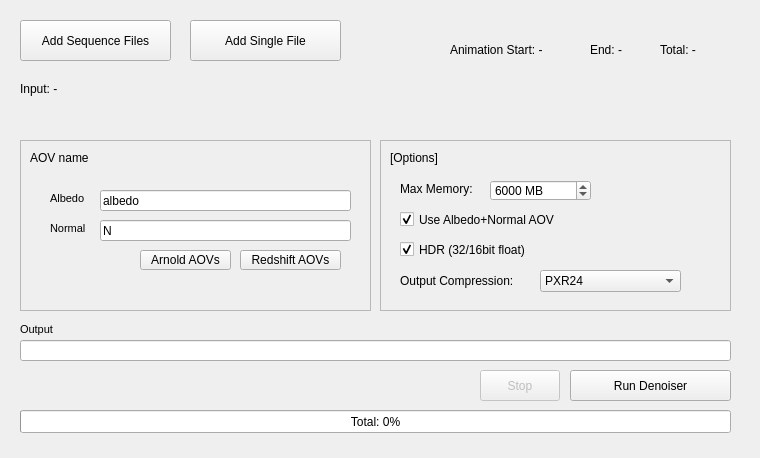
chr-9/OIDN-GUI-Qt, file mainwindow.ui: the form before one commit.
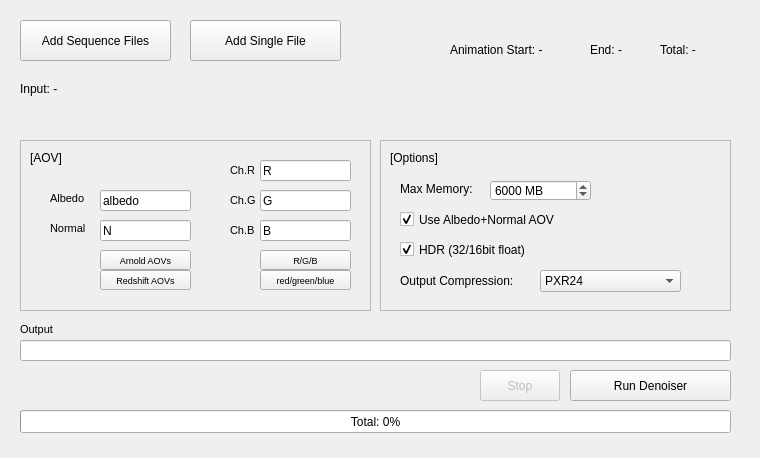
The form after the commit.

```diff
--- a/mainwindow.ui
+++ b/mainwindow.ui
@@ -225,12 +225,17 @@
     <widget class="QPushButton" name="pushButton_setArnoldAOV">
      <property name="geometry">
       <rect>
-       <x>120</x>
+       <x>80</x>
        <y>110</y>
        <width>91</width>
        <height>20</height>
       </rect>
      </property>
+     <property name="font">
+      <font>
+       <pointsize>7</pointsize>
+      </font>
+     </property>
      <property name="text">
       <string>Arnold AOVs</string>
      </property>
@@ -238,12 +243,17 @@
     <widget class="QPushButton" name="pushButton_setRedshiftAOV">
      <property name="geometry">
       <rect>
-       <x>220</x>
-       <y>110</y>
-       <width>101</width>
+       <x>80</x>
+       <y>130</y>
+       <width>91</width>
        <height>20</height>
       </rect>
      </property>
+     <property name="font">
+      <font>
+       <pointsize>7</pointsize>
+      </font>
+     </property>
      <property name="text">
       <string>Redshift AOVs</string>
      </property>
@@ -253,12 +263,12 @@
       <rect>
        <x>10</x>
        <y>10</y>
-       <width>231</width>
+       <width>71</width>
        <height>16</height>
       </rect>
      </property>
      <property name="text">
-      <string>AOV name</string>
+      <string>[AOV]</string>
      </property>
     </widget>
     <widget class="QLabel" name="label_9">
@@ -302,7 +312,7 @@
       <rect>
        <x>80</x>
        <y>80</y>
-       <width>251</width>
+       <width>91</width>
        <height>21</height>
       </rect>
      </property>
@@ -318,7 +328,7 @@
       <rect>
        <x>80</x>
        <y>50</y>
-       <width>251</width>
+       <width>91</width>
        <height>21</height>
       </rect>
      </property>
@@ -329,6 +339,144 @@
       <string>albedo</string>
      </property>
     </widget>
+    <widget class="QLineEdit" name="lineEdit_channameR">
+     <property name="geometry">
+      <rect>
+       <x>240</x>
+       <y>20</y>
+       <width>91</width>
+       <height>21</height>
+      </rect>
+     </property>
+     <property name="toolTip">
+      <string/>
+     </property>
+     <property name="text">
+      <string>R</string>
+     </property>
+    </widget>
+    <widget class="QLabel" name="label_11">
+     <property name="geometry">
+      <rect>
+       <x>210</x>
+       <y>20</y>
+       <width>31</width>
+       <height>21</height>
+      </rect>
+     </property>
+     <property name="font">
+      <font>
+       <pointsize>8</pointsize>
+      </font>
+     </property>
+     <property name="text">
+      <string>Ch.R</string>
+     </property>
+    </widget>
+    <widget class="QLineEdit" name="lineEdit_channameG">
+     <property name="geometry">
+      <rect>
+       <x>240</x>
+       <y>50</y>
+       <width>91</width>
+       <height>21</height>
+      </rect>
+     </property>
+     <property name="toolTip">
+      <string/>
+     </property>
+     <property name="text">
+      <string>G</string>
+     </property>
+    </widget>
+    <widget class="QLabel" name="label_12">
+     <property name="geometry">
+      <rect>
+       <x>210</x>
+       <y>50</y>
+       <width>31</width>
+       <height>21</height>
+      </rect>
+     </property>
+     <property name="font">
+      <font>
+       <pointsize>8</pointsize>
+      </font>
+     </property>
+     <property name="text">
+      <string>Ch.G</string>
+     </property>
+    </widget>
+    <widget class="QLabel" name="label_13">
+     <property name="geometry">
+      <rect>
+       <x>210</x>
+       <y>80</y>
+       <width>31</width>
+       <height>21</height>
+      </rect>
+     </property>
+     <property name="font">
+      <font>
+       <pointsize>8</pointsize>
+      </font>
+     </property>
+     <property name="text">
+      <string>Ch.B</string>
+     </property>
+    </widget>
+    <widget class="QLineEdit" name="lineEdit_channameB">
+     <property name="geometry">
+      <rect>
+       <x>240</x>
+       <y>80</y>
+       <width>91</width>
+       <height>21</height>
+      </rect>
+     </property>
+     <property name="toolTip">
+      <string/>
+     </property>
+     <property name="text">
+      <string>B</string>
+     </property>
+    </widget>
+    <widget class="QPushButton" name="pushButton_setChan_redgreenblue">
+     <property name="geometry">
+      <rect>
+       <x>240</x>
+       <y>130</y>
+       <width>91</width>
+       <height>20</height>
+      </rect>
+     </property>
+     <property name="font">
+      <font>
+       <pointsize>7</pointsize>
+      </font>
+     </property>
+     <property name="text">
+      <string>red/green/blue</string>
+     </property>
+    </widget>
+    <widget class="QPushButton" name="pushButton_setChan_RGB">
+     <property name="geometry">
+      <rect>
+       <x>240</x>
+       <y>110</y>
+       <width>91</width>
+       <height>20</height>
+      </rect>
+     </property>
+     <property name="font">
+      <font>
+       <pointsize>7</pointsize>
+      </font>
+     </property>
+     <property name="text">
+      <string>R/G/B</string>
+     </property>
+    </widget>
    </widget>
    <widget class="QLabel" name="label_5">
     <property name="geometry">
```
